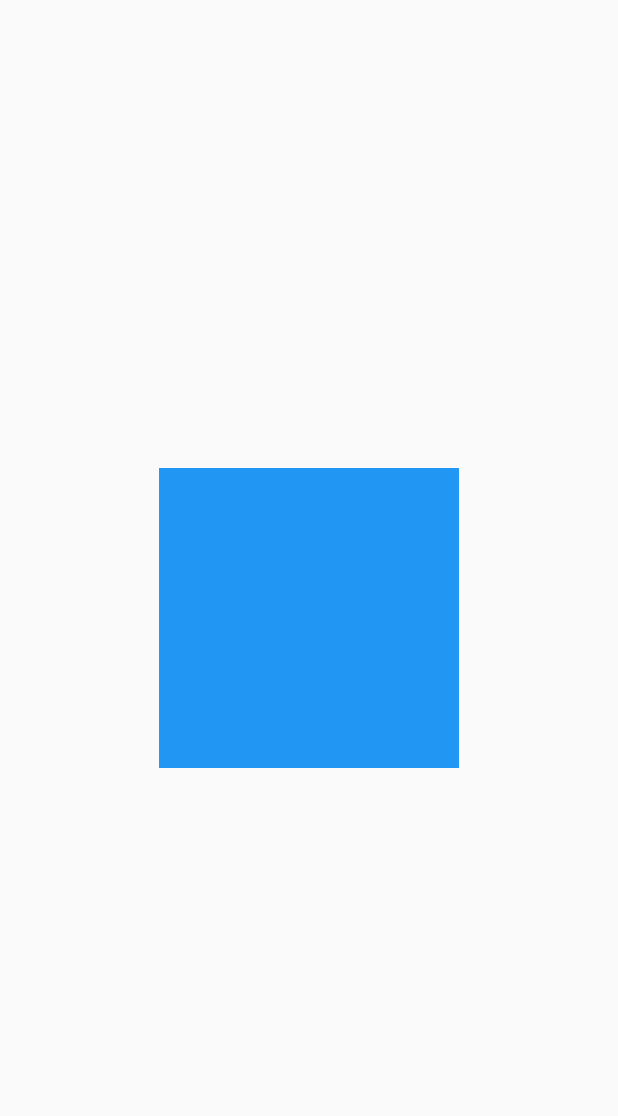
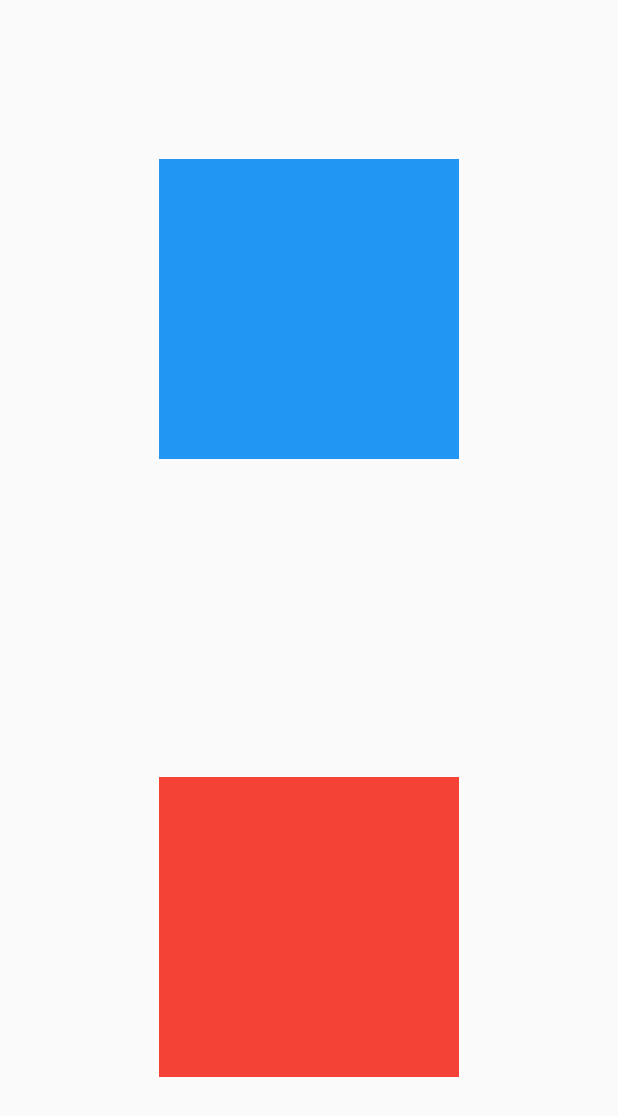
Before and after one commit to SEGVeenstra/ext_theme, a Flutter app: the screen it shows after launch, on a phone screen of 412 x 824 dp. Shown: the top 1116 px of the screen. Run offline on Flutter 3.47's test engine with Material 2 defaults, Android fonts, the phone set to English and light mode, and no system bars; missing offline and left inert: analyzer, build, source_gen.

Commit message:
Generate fields for ExtendedTheme

```diff
--- a/example/lib/main.dart
+++ b/example/lib/main.dart
@@ -16,8 +16,19 @@ class MyApp extends StatelessWidget {
         primarySwatch: Colors.blue,
       ),
       builder: MyTheme.builder(
-        light: MyThemeData(),
-        dark: MyThemeData(),
+        light: MyThemeData(
+          themeData: ThemeData.light(),
+          playerColors: const PlayerColorsData(
+            player1: Colors.blue,
+            player2: Colors.red,
+          ),
+        ),
+        dark: MyThemeData(
+            themeData: ThemeData.dark(),
+            playerColors: PlayerColorsData(
+              player1: Colors.blue.shade800,
+              player2: Colors.red.shade800,
+            )),
       ),
       home: const Content(),
     );
@@ -30,28 +41,28 @@ class Content extends StatelessWidget {
   @override
   Widget build(BuildContext context) {
     return Scaffold(
-      body: Center(
-        child: Container(
-          width: 200,
-          height: 200,
-          color: MyTheme.of(context).themeData.primaryColor,
-        ),
+      body: Column(
+        children: [
+          Expanded(
+            child: Center(
+              child: Container(
+                width: 200,
+                height: 200,
+                color: MyTheme.of(context).playerColors.player1,
+              ),
+            ),
+          ),
+          Expanded(
+            child: Center(
+              child: Container(
+                width: 200,
+                height: 200,
+                color: MyTheme.of(context).playerColors.player2,
+              ),
+            ),
+          ),
+        ],
       ),
     );
   }
 }
-
-final myTheme = MyThemeData(
-  themeData: ThemeData.light().copyWith(),
-  playerColors: PlayerColorsData(
-    // Custom property
-    player1: Colors.blue,
-    player2: Colors.red,
-  ),
-  messageColors: MessageColorsData(
-    // Custom propery
-    warning: Colors.yellow,
-    error: Colors.red,
-    succes: Colors.green,
-  ),
-);
--- a/example/lib/my_theme.dart
+++ b/example/lib/my_theme.dart
@@ -8,6 +8,7 @@ part 'my_theme.g.dart';
 @ExtendedTheme()
 abstract class _MyTheme {
   _PlayerColorsData get playerColors;
+  _MessageColorsData? get messageColors;
 }
 
 @ExtendedThemeData()
```
Also changed, not shown: extended_theme_generator/lib/src/extended_theme_generator.dart (+18 -3 lines), example/lib/my_theme.g.dart.
